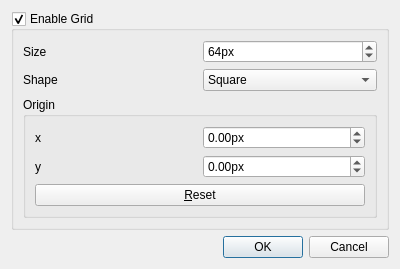
Before: the Qt Designer form src/dialogs/gridconfig.ui in mbasaglia/Knotter, drawn with Qt 5.
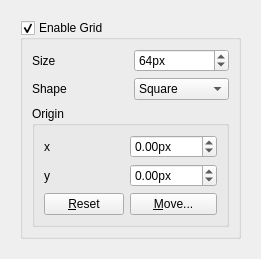
After: the same form once the commit is applied.

Commit message: Configure Grid as a dock

What changed in the file:
```diff
--- a/src/dialogs/gridconfig.ui
+++ b/src/dialogs/gridconfig.ui
@@ -1,13 +1,13 @@
 <?xml version="1.0" encoding="UTF-8"?>
 <ui version="4.0">
  <class>GridConfig</class>
- <widget class="QDialog" name="GridConfig">
+ <widget class="QWidget" name="GridConfig">
   <property name="geometry">
    <rect>
     <x>0</x>
     <y>0</y>
-    <width>400</width>
-    <height>249</height>
+    <width>195</width>
+    <height>223</height>
    </rect>
   </property>
   <property name="windowTitle">
@@ -18,6 +18,9 @@
   </property>
   <layout class="QGridLayout" name="gridLayout">
    <item row="0" column="0">
+    <widget class="QWidget" name="widget" native="true">
+     <layout class="QGridLayout" name="gridLayout_2">
+      <item row="0" column="0">
     <widget class="QGroupBox" name="enable_check">
      <property name="title">
       <string>Enable Grid</string>
@@ -25,10 +28,7 @@
      <property name="checkable">
       <bool>true</bool>
      </property>
-     <property name="checked">
-      <bool>true</bool>
-     </property>
-     <layout class="QGridLayout" name="gridLayout_2">
+        <layout class="QGridLayout" name="gridLayout_3">
       <item row="0" column="0">
        <widget class="QLabel" name="label">
         <property name="text">
@@ -42,7 +42,7 @@
          <string>px</string>
         </property>
         <property name="minimum">
-         <number>2</number>
+            <number>1</number>
         </property>
         <property name="maximum">
          <number>1024</number>
@@ -79,11 +79,11 @@
        </widget>
       </item>
       <item row="2" column="0" colspan="2">
-       <widget class="QGroupBox" name="groupBox">
+          <widget class="QGroupBox" name="groupBox_2">
         <property name="title">
          <string>Origin</string>
         </property>
-        <layout class="QGridLayout" name="gridLayout_3">
+           <layout class="QGridLayout" name="gridLayout_4">
          <item row="0" column="0">
           <widget class="QLabel" name="label_3">
            <property name="text">
@@ -124,27 +124,30 @@
            </property>
           </widget>
          </item>
-         <item row="2" column="0" colspan="2">
-          <widget class="QPushButton" name="pushButton">
+            <item row="2" column="0">
+             <widget class="QPushButton" name="reset_btn">
            <property name="text">
             <string>&amp;Reset</string>
            </property>
           </widget>
          </item>
+            <item row="2" column="1">
+             <widget class="QPushButton" name="move_btn">
+              <property name="toolTip">
+               <string>Move grid origin with the cursor</string>
+              </property>
+              <property name="text">
+               <string>&amp;Move...</string>
+              </property>
+             </widget>
+            </item>
         </layout>
        </widget>
       </item>
      </layout>
     </widget>
    </item>
-   <item row="1" column="0">
-    <widget class="QDialogButtonBox" name="buttonBox">
-     <property name="orientation">
-      <enum>Qt::Horizontal</enum>
-     </property>
-     <property name="standardButtons">
-      <set>QDialogButtonBox::Cancel|QDialogButtonBox::Ok</set>
-     </property>
+     </layout>
     </widget>
    </item>
   </layout>
```
Left out of the diff: 54 changed lines with no effect on the pictures. Lines whose indentation alone changed are shown as unchanged. The commit also changes 11 other files.
